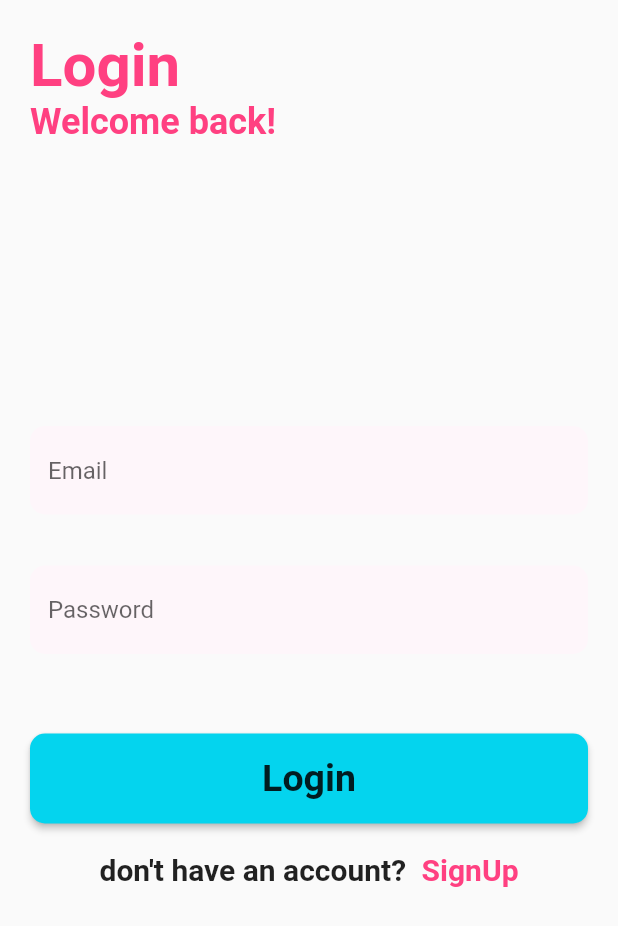
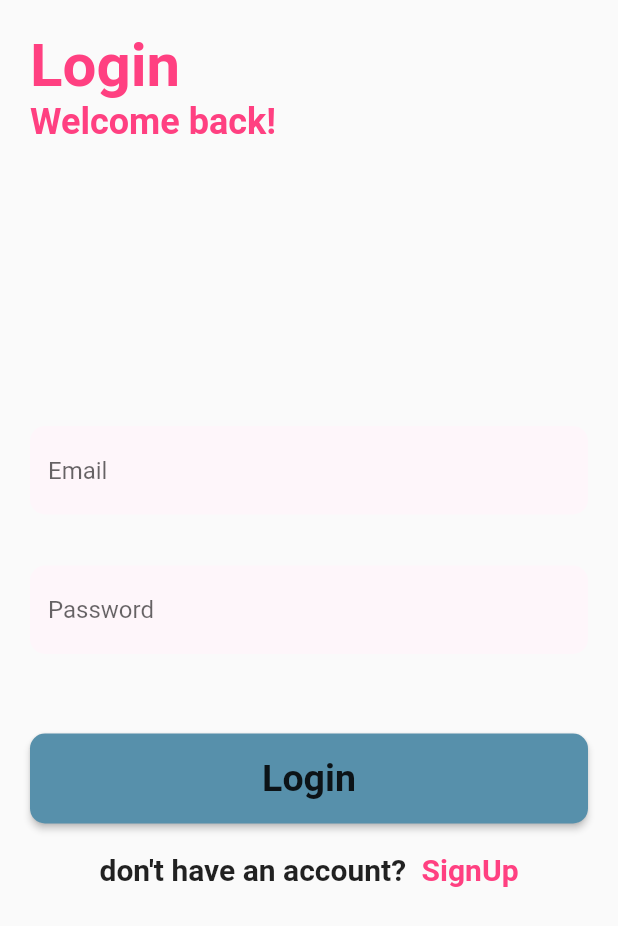
Before and after one commit to AqeelBugti/TesteeFood, a Flutter app: the screen it shows after launch, on a phone screen of 412 x 824 dp. Shown: the top 926 px of the screen. Run offline on Flutter 3.47's test engine with Material 2 defaults, Android fonts, the phone set to English and light mode, and no system bars; our stand-ins replace cloud_firestore, firebase_auth, firebase_storage, image_picker; accounts and stored records are empty.

```diff
--- a/tastee/lib/MyProvider/Myprovider.dart
+++ b/tastee/lib/MyProvider/Myprovider.dart
@@ -32,4 +32,9 @@ class MyProvider with ChangeNotifier {
   List<CartProduct> get cartFoodList {
     return _cartProductList;
   }
+
+  void deleteCartFood(int index) {
+    _cartProductList.removeAt(index);
+    notifyListeners();
+  }
 }
--- a/tastee/lib/Screen/homepage.dart
+++ b/tastee/lib/Screen/homepage.dart
@@ -192,7 +192,7 @@ class _HomePageState extends State<HomePage> {
             icon: Icon(
               Icons.notifications,
               size: 30,
-              color: Theme.of(context).primaryColor,
+              color: Colors.white
             ),
             onPressed: () {},
           ),
--- a/tastee/lib/main.dart
+++ b/tastee/lib/main.dart
@@ -13,15 +13,15 @@ class MyApp extends StatelessWidget {
   @override
   Widget build(BuildContext context) {
     SystemChrome.setSystemUIOverlayStyle(SystemUiOverlayStyle(
-      statusBarColor: Color(0xffff3ea5),
+      statusBarColor: Color(0xff587a83),
       statusBarBrightness: Brightness.dark,
     ));
     return ChangeNotifierProvider(
       create: (context) => MyProvider(),
       child: MaterialApp(
         theme: ThemeData(
-          accentColor: Color(0xff04d4ee), //////////// Python color
-          primaryColor: Color(0xffff3ea5), /////// Pink Wala Color
+          accentColor: Color(0xff5790ab), //////////// Python color
+          primaryColor: Color(0xff587a83), /////// Pink Wala Color
         ),
         debugShowCheckedModeBanner: false,
         home: StreamBuilder(
```
Also changed, not shown: tastee/lib/Screen/cart.dart (+11 -79 lines).
